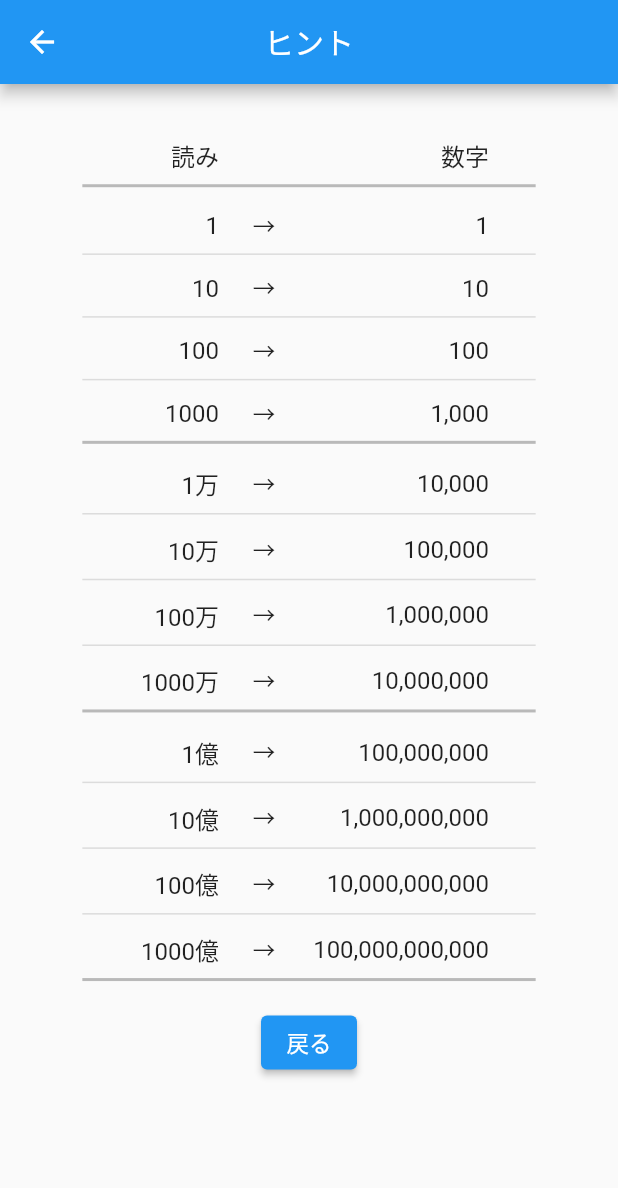
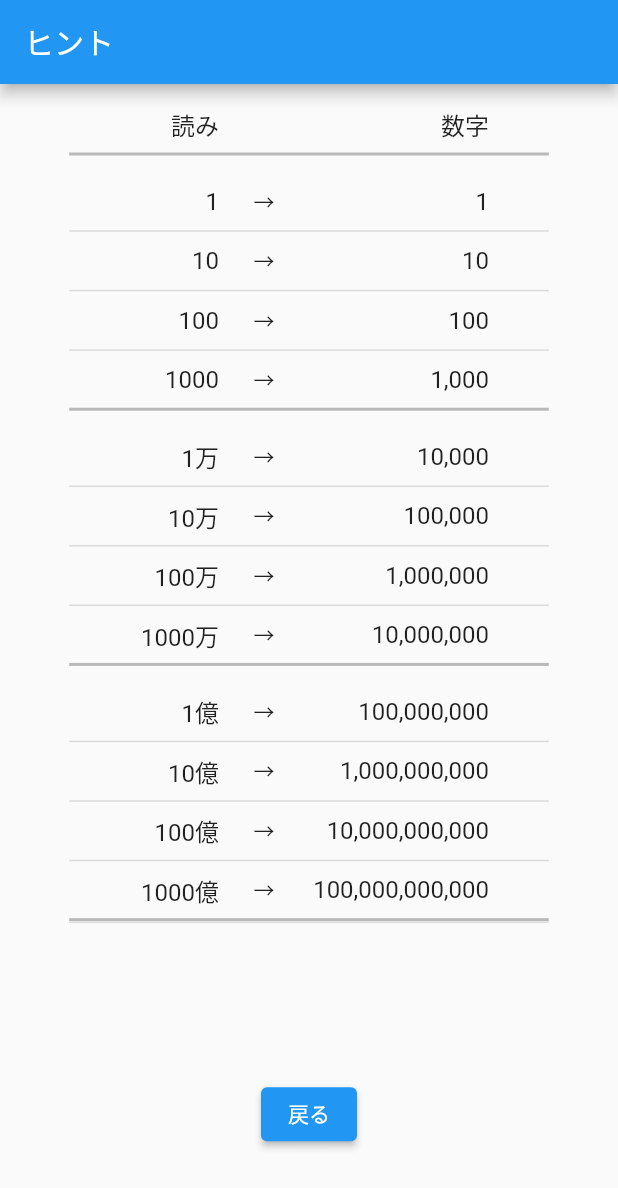
Before and after one commit to miyashiiii/number_read, a Flutter app: the screen it shows after launch, after a tap on "ヒント", on a phone screen of 412 x 824 dp. Shown: the top 1188 px of the screen. Run offline on Flutter 3.47's test engine with Material 2 defaults, Android fonts, the phone set to English and light mode, and no system bars; our stand-ins replace firebase_analytics, firebase_core, flutter_screenutil, page_transition, shared_preferences; accounts and stored records are empty.

Commit message:
refactor: Use ListView on hint page

```diff
--- a/lib/hint_page.dart
+++ b/lib/hint_page.dart
@@ -2,8 +2,24 @@ import 'package:flutter/material.dart';
 import 'package:flutter_screenutil/flutter_screenutil.dart';
 
 class HintPage extends StatelessWidget {
-  List<Widget> hintTable(context) {
-    List<Widget> list = [];
+  Divider createDivider(index) {
+    double dividerThickness = 1;
+    Color dividerColor = Colors.black12;
+    if (index % 4 == 0) {
+      dividerThickness = 2;
+      dividerColor = Colors.black26;
+    }
+    return Divider(
+      height: 4.h,
+      indent: 100.h,
+      endIndent: 100.h,
+      thickness: dividerThickness,
+      color: dividerColor,
+    );
+  }
+
+  @override
+  Widget build(BuildContext context) {
     Map map = {
       '読み': '数字',
       '1': '1',
@@ -19,24 +35,33 @@ class HintPage extends StatelessWidget {
       '100億': '10,000,000,000',
       '1000億': '100,000,000,000'
     };
-    var count = 0;
-    var isHeader = true;
-    map.forEach((var key, var value) {
-      var topMargin = 10;
-      double dividerThickness = 1;
-      Color dividerColor = Colors.black12;
-      if (count % 4 == 1) {
-        topMargin = 20;
-      } else if (count % 4 == 0) {
-        dividerThickness = 2;
-        dividerColor = Colors.black26;
+    return MaterialApp(
+      home: Scaffold(
+          appBar: AppBar(
+            title: Text('ヒント'),
+          ),
+          body: Column(children: [
+            Expanded(
+                child: ListView.separated(
+                    padding: const EdgeInsets.all(8),
+                    itemCount: map.length + 1,
+                    separatorBuilder: (context, index) {
+                      return createDivider(index);
+                    },
+                    itemBuilder: (BuildContext context, int index) {
+                      if (index == map.length) {
+                        return createDivider(index);
                       }
-      count++;
-      list.addAll([
-        SizedBox(
-          height: topMargin.h,
-        ),
-        Row(
+                      bool isHeader = index == 0;
+                      String key = map.keys.elementAt(index);
+                      var topMargin = 0.h;
+                      if (index % 4 == 1) {
+                        topMargin = 30.h;
+                      }
+                      return Container(
+                          height: 100.h+topMargin,
+                          padding: EdgeInsets.only(top:topMargin),
+                          child: Row(
                             mainAxisAlignment: MainAxisAlignment.center,
                             children: [
                               Container(
@@ -56,50 +81,22 @@ class HintPage extends StatelessWidget {
                                   alignment: Alignment.centerRight,
                                   width: 120,
                                   child: Text(
-                  value,
+                                    map[key],
                                     style: TextStyle(
                                       fontSize: 16,
                                     ),
                                   )),
                             ],
-        ),
-        Divider(
-          thickness: dividerThickness,
-          color: dividerColor,
-          indent: 60.h,
-          endIndent: 60.h,
-        )
-      ]);
-      isHeader = false;
-    });
-    list.addAll([
-      SizedBox(height: 10),
+                          ));
+                    })),
             ElevatedButton(
               onPressed: () {
                 Navigator.pop(context);
               },
               child: Text('戻る'),
-      )
-    ]);
-    return list;
-  }
-
-  @override
-  Widget build(BuildContext context) {
-
-    return Scaffold(
-      appBar: AppBar(
-        title: Text('ヒント'),
-        centerTitle: true,
             ),
-      body: Container(
-        padding: EdgeInsets.all(32.0),
-        child: Center(
-          child: Column(
-            children: hintTable(context),
-          ),
-        ),
-      ),
+            SizedBox(height: 150.h),
+          ])),
     );
   }
 }
```
Lines whose indentation alone changed are shown as unchanged.
